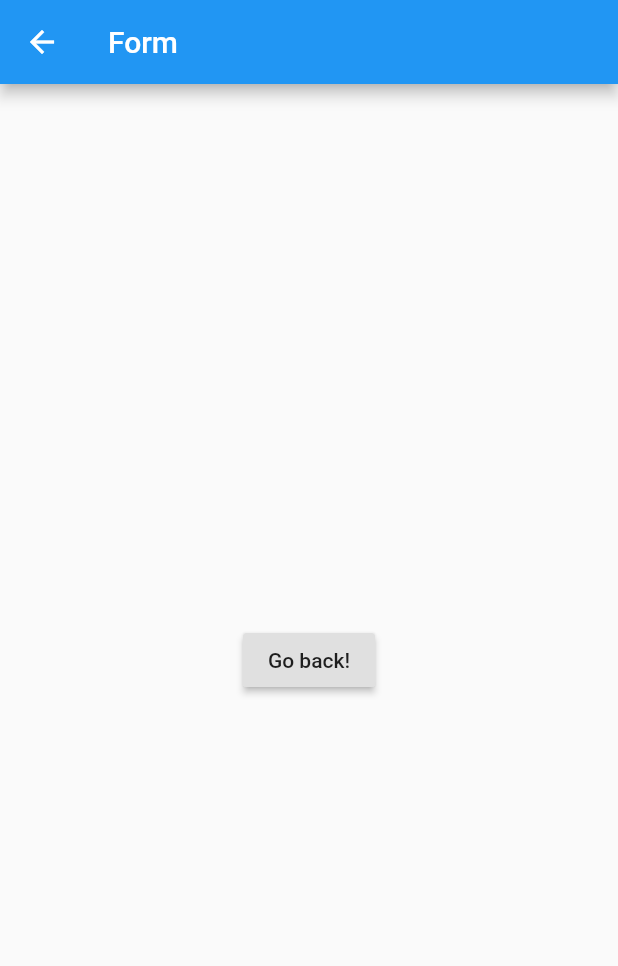
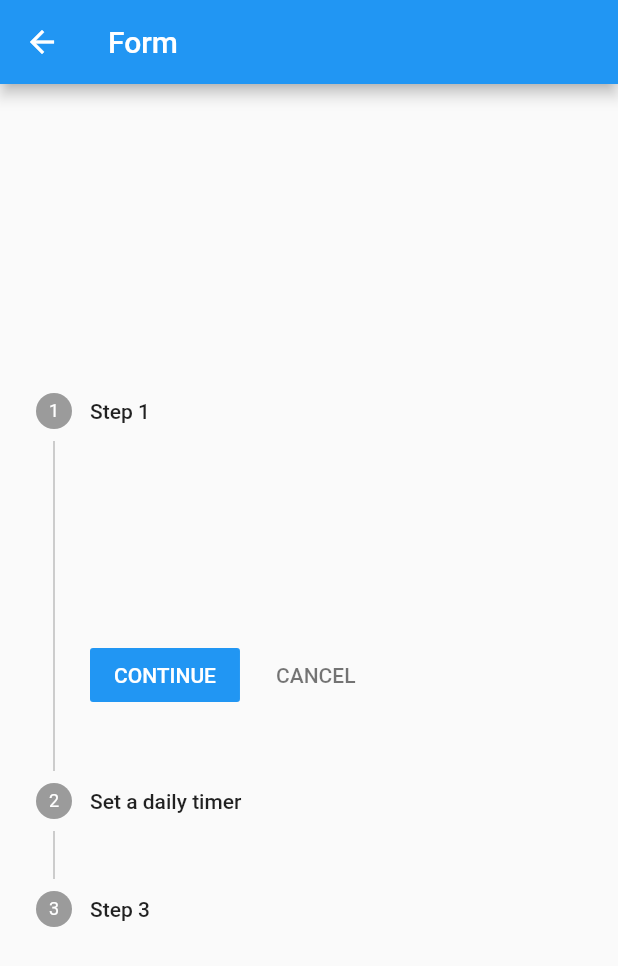
Before and after one commit to dalekatwork/app_lock, a Flutter app: the screen it shows after launch, after a tap on "Add App Timer", on a phone screen of 412 x 824 dp. Shown: the top 966 px of the screen. Run offline on Flutter 3.47's test engine with Material 2 defaults, Android fonts, the phone set to English and light mode, and no system bars.

```diff
--- a/lib/frontend/createTimerForm/form.dart
+++ b/lib/frontend/createTimerForm/form.dart
@@ -1,6 +1,26 @@
 import 'package:flutter/material.dart';
 
-class CreateTimerForm extends StatelessWidget {
+class CreateTimerForm extends StatefulWidget {
+  const CreateTimerForm({Key key, this.title}) : super(key: key);
+
+  // This widget is the home page of your application. It is stateful, meaning
+  // that it has a State object (defined below) that contains fields that affect
+  // how it looks.
+
+  // This class is the configuration for the state. It holds the values (in this
+  // case the title) provided by the parent (in this case the App widget) and
+  // used by the build method of the State. Fields in a Widget subclass are
+  // always marked "final".
+
+  final String title;
+
+  @override
+  _CreateTimerForm createState() => _CreateTimerForm();
+}
+
+class _CreateTimerForm extends State {
+  int _currentStep = 0;
+
   @override
   Widget build(BuildContext context) {
     return Scaffold(
@@ -8,13 +28,44 @@ class CreateTimerForm extends StatelessWidget {
         title: const Text('Form'),
       ),
       body: Center(
-        child: RaisedButton(
-          onPressed: () {
-            Navigator.pop(context);
-          },
-          child: const Text('Go back!'),
-        ),
-      ),
+          child: Stepper(
+        currentStep: _currentStep,
+        onStepContinue: () {
+          if (_currentStep >= 2) return;
+          setState(() {
+            _currentStep += 1;
+          });
+        },
+        onStepCancel: () {
+          if (_currentStep <= 0) return;
+          setState(() {
+            _currentStep -= 1;
+          });
+        },
+        steps: const <Step>[
+          Step(
+            title: Text('Step 1'),
+            content: SizedBox(
+              width: 100.0,
+              height: 100.0,
+            ),
+          ),
+          Step(
+            title: Text('Set a daily timer'),
+            content: SizedBox(
+              width: 100.0,
+              height: 100.0,
+            ),
+          ),
+          Step(
+            title: Text('Step 3'),
+            content: SizedBox(
+              width: 100.0,
+              height: 100.0,
+            ),
+          )
+        ],
+      )),
     );
   }
 }
--- a/lib/main.dart
+++ b/lib/main.dart
@@ -104,7 +104,8 @@ class _MyHomePageState extends State<MyHomePage> {
             onPressed: () {
               final MaterialPageRoute<void> materialPageRoute =
                   MaterialPageRoute<void>(
-                      builder: (BuildContext context) => CreateTimerForm());
+                      builder: (BuildContext context) =>
+                          const CreateTimerForm());
               Navigator.push(context, materialPageRoute);
             },
             child: const Text(
```
